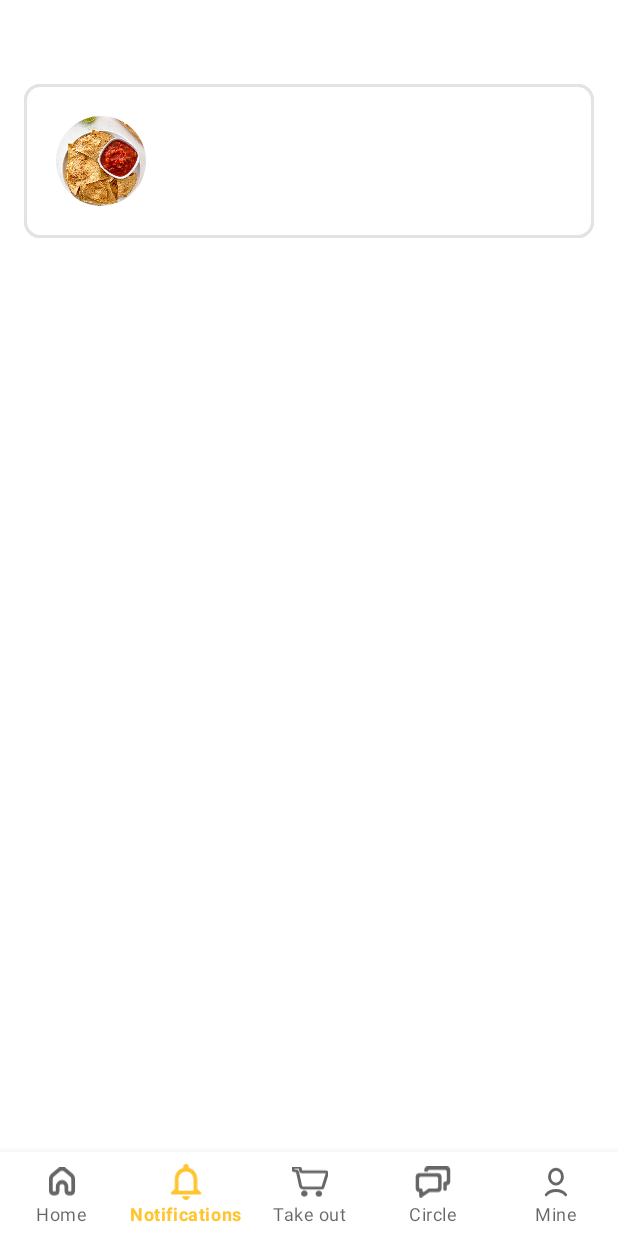
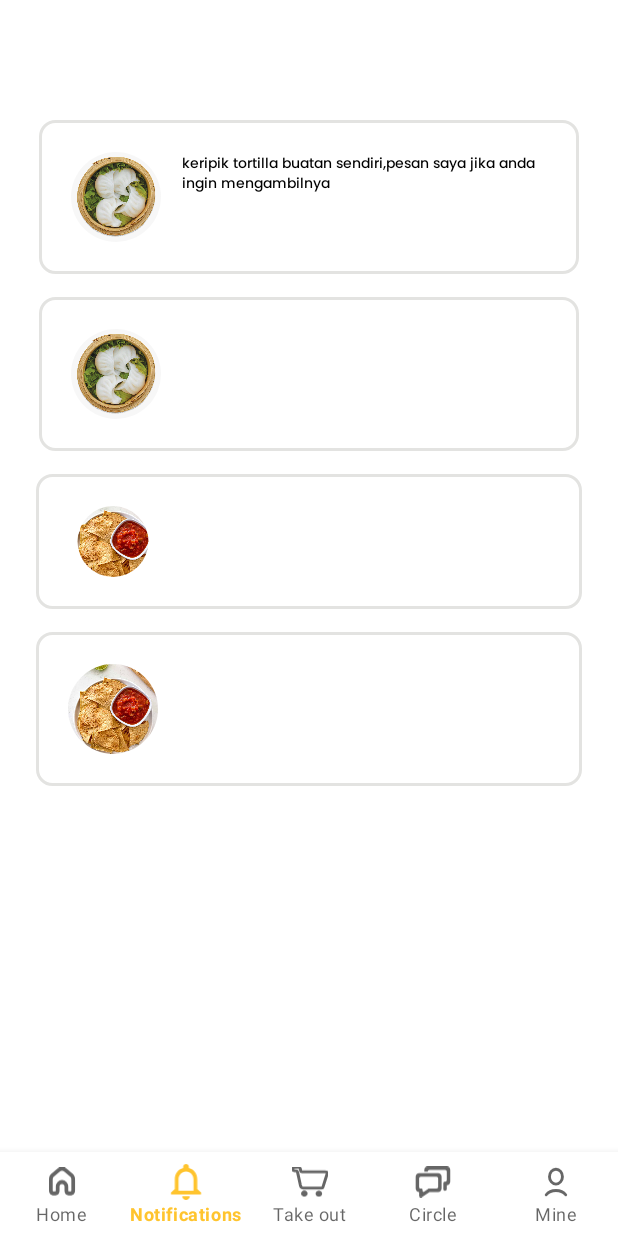
Before and after one commit to MuhammadIqbalK/DumnoFood, an Android app: the NotificationsFragment screen opened through its navigation route, on a phone screen of 412 x 824 dp. Run offline under Robolectric (Android 15) with nearby library versions, the phone set to English and light mode, and no system bars; our stand-ins replace CircleImageView, navigation-ui.

Commit message:
commit 6

```diff
--- a/app/src/main/java/com/example/dumnofood/ui/notifications/NotificationsFragment.kt
+++ b/app/src/main/java/com/example/dumnofood/ui/notifications/NotificationsFragment.kt
@@ -22,16 +22,12 @@ class NotificationsFragment : Fragment() {
         container: ViewGroup?,
         savedInstanceState: Bundle?
     ): View {
-        val notificationsViewModel =
-            ViewModelProvider(this).get(NotificationsViewModel::class.java)
+
 
         _binding = FragmentNotificationsBinding.inflate(inflater, container, false)
         val root: View = binding.root
 
-        val textView: TextView = binding.textNotifications
-        notificationsViewModel.text.observe(viewLifecycleOwner) {
-            textView.text = it
-        }
+
         return root
     }
 
--- a/app/src/main/res/layout/fragment_notifications.xml
+++ b/app/src/main/res/layout/fragment_notifications.xml
@@ -1,65 +1,72 @@
 <?xml version="1.0" encoding="utf-8"?>
 <androidx.constraintlayout.widget.ConstraintLayout xmlns:android="http://schemas.android.com/apk/res/android"
+    xmlns:app="http://schemas.android.com/apk/res-auto"
     xmlns:tools="http://schemas.android.com/tools"
     android:layout_width="match_parent"
     android:layout_height="match_parent"
     tools:context=".ui.notifications.NotificationsFragment">
 
+
     <RelativeLayout
+        android:id="@+id/relativeLayout2"
         android:layout_width="match_parent"
         android:layout_height="wrap_content"
-        android:layout_marginLeft="16dp"
-        android:layout_marginRight="16dp"
-        android:layout_marginTop="16dp"
+        android:layout_marginStart="26dp"
+        android:layout_marginTop="24dp"
+        android:layout_marginEnd="26dp"
         android:background="@drawable/card_home"
+        android:foregroundGravity="top"
         android:padding="6dp"
-        android:foregroundGravity="top"
-        tools:ignore="MissingConstraints"
-        tools:layout_editor_absoluteX="41dp"
-        tools:layout_editor_absoluteY="26dp">
+        app:layout_constraintEnd_toEndOf="parent"
+        app:layout_constraintHorizontal_bias="0.0"
+        app:layout_constraintStart_toStartOf="parent"
+        app:layout_constraintTop_toTopOf="parent"
+        tools:ignore="MissingConstraints">
 
-            <de.hdodenhof.circleimageview.CircleImageView
+        <de.hdodenhof.circleimageview.CircleImageView
             android:id="@+id/img_item_photo"
             android:layout_width="60dp"
             android:layout_height="60dp"
-            android:src="@drawable/dimsum"
             android:layout_marginStart="15dp"
             android:layout_marginTop="15dp"
             android:layout_marginBottom="15dp"
             android:contentDescription="@string/foto_profil"
-            android:scaleType="centerCrop"/>
+            android:scaleType="centerCrop"
+            android:src="@drawable/dimsum" />
 
 
-
-            <TextView
+        <TextView
             android:id="@+id/tv_item_notif1"
-            android:layout_width="wrap_content"
-            android:layout_height="50dp"
+            android:layout_width="240dp"
+            android:layout_height="49dp"
+            android:layout_marginStart="14dp"
             android:layout_marginTop="15dp"
             android:layout_marginBottom="15dp"
+            android:layout_toEndOf="@id/img_item_photo"
             android:ellipsize="end"
+            android:fontFamily="@font/poppinsmedium"
             android:maxLines="3"
-            android:textSize="16sp"
+            android:text="@string/circle_caption"
+            android:textColor="@color/black"
+            android:textSize="9sp"
             tools:ignore="MissingConstraints"
-            android:layout_toEndOf="@id/img_item_photo"
-            android:layout_marginStart="@dimen/activity_horizontal_margin"
             tools:layout_editor_absoluteX="85dp"
-            tools:layout_editor_absoluteY="25dp"
-            tools:text="@string/circle_caption" />
+
+            tools:layout_editor_absoluteY="25dp" />
 
     </RelativeLayout>
 
-
     <RelativeLayout
-        android:layout_width="match_parent"
+        android:id="@+id/relativeLayout3"
+        android:layout_width="0dp"
         android:layout_height="wrap_content"
-        android:layout_marginLeft="16dp"
-        android:layout_marginRight="16dp"
+        android:layout_marginTop="15dp"
         android:background="@drawable/card_home"
         android:padding="6dp"
-        tools:ignore="MissingConstraints"
-        tools:layout_editor_absoluteX="0dp"
-        tools:layout_editor_absoluteY="138dp">
+        app:layout_constraintEnd_toEndOf="@+id/relativeLayout2"
+        app:layout_constraintStart_toStartOf="@+id/relativeLayout2"
+        app:layout_constraintTop_toBottomOf="@+id/relativeLayout2"
+        tools:ignore="MissingConstraints">
 
         <de.hdodenhof.circleimageview.CircleImageView
             android:id="@+id/img_item_photo2"
@@ -73,8 +80,7 @@
             android:src="@drawable/dimsum"
             tools:ignore="MissingConstraints"
             tools:layout_editor_absoluteX="16dp"
-            tools:layout_editor_absoluteY="25dp"
-             />
+            tools:layout_editor_absoluteY="25dp" />
 
         <TextView
             android:id="@+id/tv_item_notif2"
@@ -95,15 +101,16 @@
     </RelativeLayout>
 
     <RelativeLayout
-        android:layout_width="match_parent"
-        android:layout_height="wrap_content"
-        android:layout_marginLeft="16dp"
-        android:layout_marginRight="16dp"
+        android:id="@+id/relativeLayout4"
+        android:layout_width="364dp"
+        android:layout_height="90dp"
+        android:layout_marginTop="15dp"
         android:background="@drawable/card_home"
         android:padding="6dp"
-        tools:ignore="MissingConstraints"
-        tools:layout_editor_absoluteX="0dp"
-        tools:layout_editor_absoluteY="253dp">
+        app:layout_constraintEnd_toEndOf="@+id/relativeLayout3"
+        app:layout_constraintStart_toStartOf="@+id/relativeLayout3"
+        app:layout_constraintTop_toBottomOf="@+id/relativeLayout3"
+        tools:ignore="MissingConstraints">
 
         <de.hdodenhof.circleimageview.CircleImageView
             android:id="@+id/img_item_photo3"
@@ -117,14 +124,13 @@
             android:src="@drawable/tortila"
             tools:ignore="MissingConstraints"
             tools:layout_editor_absoluteX="16dp"
-            tools:layout_editor_absoluteY="25dp"
-             />
+            tools:layout_editor_absoluteY="25dp" />
 
         <TextView
             android:id="@+id/tv_item_notif3"
-            android:layout_width="wrap_content"
-            android:layout_height="50dp"
-            android:layout_marginStart="@dimen/activity_horizontal_margin"
+            android:layout_width="281dp"
+            android:layout_height="48dp"
+            android:layout_marginStart="-4dp"
             android:layout_marginTop="15dp"
             android:layout_marginBottom="15dp"
             android:layout_toEndOf="@id/img_item_photo3"
@@ -139,15 +145,15 @@
     </RelativeLayout>
 
     <RelativeLayout
-        android:layout_width="match_parent"
+        android:layout_width="0dp"
         android:layout_height="wrap_content"
-        android:layout_marginLeft="16dp"
-        android:layout_marginRight="16dp"
+        android:layout_marginTop="15dp"
         android:background="@drawable/card_home"
         android:padding="6dp"
-        tools:ignore="MissingConstraints"
-        tools:layout_editor_absoluteX="51dp"
-        tools:layout_editor_absoluteY="368dp">
+        app:layout_constraintEnd_toEndOf="@+id/relativeLayout4"
+        app:layout_constraintStart_toStartOf="@+id/relativeLayout4"
+        app:layout_constraintTop_toBottomOf="@+id/relativeLayout4"
+        tools:ignore="MissingConstraints">
 
         <de.hdodenhof.circleimageview.CircleImageView
             android:id="@+id/img_item_photo4"
--- a/app/src/main/res/values/strings.xml
+++ b/app/src/main/res/values/strings.xml
@@ -58,4 +58,6 @@
     <string name="notif2">Seseorang menginginkan Dimsum yang anda bagikan! </string>
     <string name="notif3">Jane Doe, John Doe, dan 2 orang lainnya mengomentari post anda!</string>
     <string name="notif4">Jane Doe, John Doe, dan 5 orang lainnya menyukai post anda!</string>
+    <string name="edit_profile">Edit Profile</string>
+    <string name="jane_doe">Jane Doe</string>
 </resources>
```
Also changed, not shown: app/src/main/res/layout/fragment_circle.xml (+3 -18 lines), app/src/main/res/layout/fragment_profile.xml (+60 -7 lines).
